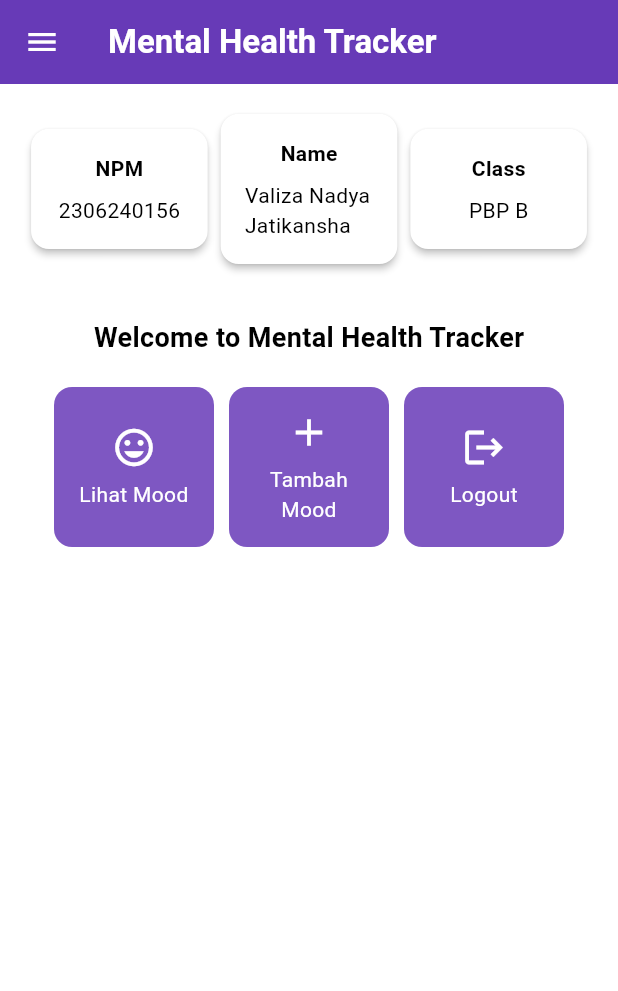
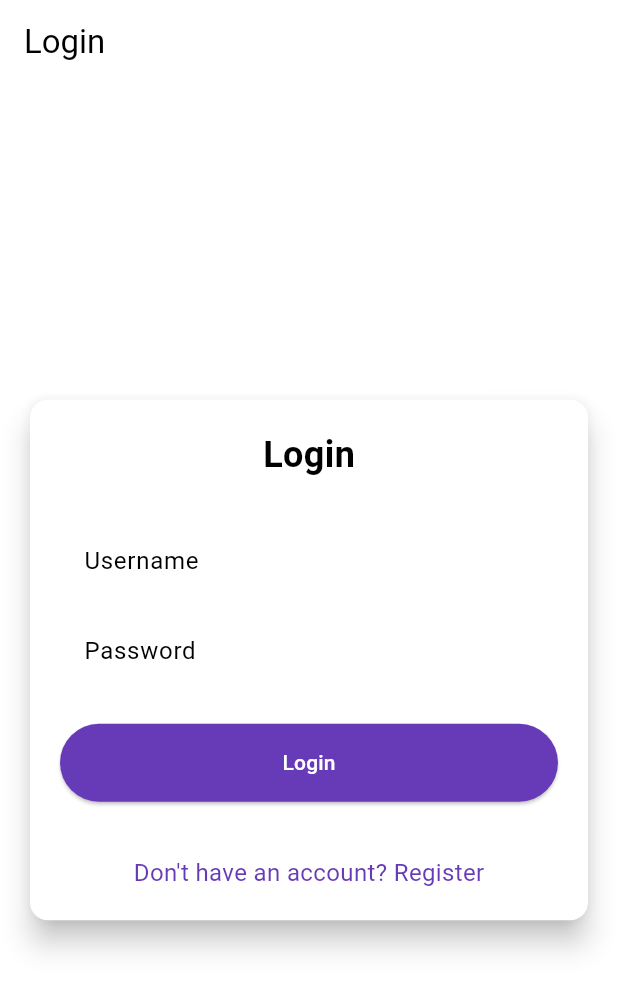
Before and after one commit to valizanady/mental-health-tracker-mobile, a Flutter app: the screen it shows after launch, on a phone screen of 412 x 824 dp. Shown: the top 991 px of the screen. Run offline on Flutter 3.47's test engine with Material 3 defaults, Android fonts, the phone set to English and light mode, and no system bars; missing offline and left inert: pbp_django_auth.

Commit message:
done tutorial 8

```diff
--- a/lib/main.dart
+++ b/lib/main.dart
@@ -1,5 +1,7 @@
 import 'package:flutter/material.dart';
-import 'package:mental_health_tracker/screens/menu.dart';
+import 'package:mental_health_tracker/screens/login.dart';
+import 'package:pbp_django_auth/pbp_django_auth.dart';
+import 'package:provider/provider.dart';
 
 void main() {
   runApp(const MyApp());
@@ -8,32 +10,23 @@ void main() {
 class MyApp extends StatelessWidget {
   const MyApp({super.key});
 
-  // This widget is the root of your application.
   @override
   Widget build(BuildContext context) {
-    return MaterialApp(
-      title: 'Flutter Demo',
-      theme: ThemeData(
-        // This is the theme of your application.
-        //
-        // TRY THIS: Try running your application with "flutter run". You'll see
-        // the application has a purple toolbar. Then, without quitting the app,
-        // try changing the seedColor in the colorScheme below to Colors.green
-        // and then invoke "hot reload" (save your changes or press the "hot
-        // reload" button in a Flutter-supported IDE, or press "r" if you used
-        // the command line to start the app).
-        //
-        // Notice that the counter didn't reset back to zero; the application
-        // state is not lost during the reload. To reset the state, use hot
-        // restart instead.
-        //
-        // This works for code too, not just values: Most code changes can be
-        // tested with just a hot reload.
-         colorScheme: ColorScheme.fromSwatch(
+    return Provider(
+      create: (_) {
+        CookieRequest request = CookieRequest();
+        return request;
+      },
+      child: MaterialApp(
+        title: 'Mental Health Tracker',
+        theme: ThemeData(
+          useMaterial3: true,
+          colorScheme: ColorScheme.fromSwatch(
             primarySwatch: Colors.deepPurple,
-      ).copyWith(secondary: Colors.deepPurple[400]),
+          ).copyWith(secondary: Colors.deepPurple[400]),
+        ),
+        home: const LoginPage(),
       ),
-      home: MyHomePage(),
     );
   }
 }
--- /dev/null
+++ b/lib/screens/login.dart
@@ -0,0 +1,181 @@
+import 'package:mental_health_tracker/screens/menu.dart';
+import 'package:flutter/material.dart';
+import 'package:pbp_django_auth/pbp_django_auth.dart';
+import 'package:provider/provider.dart';
+import 'package:mental_health_tracker/screens/register.dart';
+
+void main() {
+  runApp(const LoginApp());
+}
+
+class LoginApp extends StatelessWidget {
+  const LoginApp({super.key});
+
+  @override
+  Widget build(BuildContext context) {
+    return MaterialApp(
+      title: 'Login',
+      theme: ThemeData(
+        useMaterial3: true,
+        colorScheme: ColorScheme.fromSwatch(
+          primarySwatch: Colors.deepPurple,
+        ).copyWith(secondary: Colors.deepPurple[400]),
+      ),
+      home: const LoginPage(),
+    );
+  }
+}
+
+class LoginPage extends StatefulWidget {
+  const LoginPage({super.key});
+
+  @override
+  State<LoginPage> createState() => _LoginPageState();
+}
+
+class _LoginPageState extends State<LoginPage> {
+  final TextEditingController _usernameController = TextEditingController();
+  final TextEditingController _passwordController = TextEditingController();
+
+  @override
+  Widget build(BuildContext context) {
+    final request = context.watch<CookieRequest>();
+
+    return Scaffold(
+      appBar: AppBar(
+        title: const Text('Login'),
+      ),
+      body: Center(
+        child: SingleChildScrollView(
+          padding: const EdgeInsets.all(16.0),
+          child: Card(
+            elevation: 8,
+            shape: RoundedRectangleBorder(
+              borderRadius: BorderRadius.circular(12.0),
+            ),
+            child: Padding(
+              padding: const EdgeInsets.all(20.0),
+              child: Column(
+                mainAxisSize: MainAxisSize.min,
+                children: [
+                  const Text(
+                    'Login',
+                    style: TextStyle(
+                      fontSize: 24.0,
+                      fontWeight: FontWeight.bold,
+                    ),
+                  ),
+                  const SizedBox(height: 30.0),
+                  TextField(
+                    controller: _usernameController,
+                    decoration: const InputDecoration(
+                      labelText: 'Username',
+                      hintText: 'Enter your username',
+                      border: OutlineInputBorder(
+                        borderRadius: BorderRadius.all(Radius.circular(12.0)),
+                      ),
+                      contentPadding:
+                          EdgeInsets.symmetric(horizontal: 12.0, vertical: 8.0),
+                    ),
+                  ),
+                  const SizedBox(height: 12.0),
+                  TextField(
+                    controller: _passwordController,
+                    decoration: const InputDecoration(
+                      labelText: 'Password',
+                      hintText: 'Enter your password',
+                      border: OutlineInputBorder(
+                        borderRadius: BorderRadius.all(Radius.circular(12.0)),
+                      ),
+                      contentPadding:
+                          EdgeInsets.symmetric(horizontal: 12.0, vertical: 8.0),
+                    ),
+                    obscureText: true,
+                  ),
+                  const SizedBox(height: 24.0),
+                  ElevatedButton(
+                    onPressed: () async {
+                      String username = _usernameController.text;
+                      String password = _passwordController.text;
+
+                      // Cek kredensial
+                      // TODO: Ganti URL dan jangan lupa tambahkan trailing slash (/) di akhir URL!
+                      // Untuk menyambungkan Android emulator dengan Django pada localhost,
+                      // gunakan URL http://10.0.2.2/
+                      final response = await request
+                          .login("http://localhost:8000/auth/login/", {
+                        'username': username,
+                        'password': password,
+                      });
+
+                      if (request.loggedIn) {
+                        String message = response['message'];
+                        String uname = response['username'];
+                        if (context.mounted) {
+                          Navigator.pushReplacement(
+                            context,
+                            MaterialPageRoute(
+                                builder: (context) => MyHomePage()),
+                          );
+                          ScaffoldMessenger.of(context)
+                            ..hideCurrentSnackBar()
+                            ..showSnackBar(
+                              SnackBar(
+                                  content:
+                                      Text("$message Selamat datang, $uname.")),
+                            );
+                        }
+                      } else {
+                        if (context.mounted) {
+                          showDialog(
+                            context: context,
+                            builder: (context) => AlertDialog(
+                              title: const Text('Login Gagal'),
+                              content: Text(response['message']),
+                              actions: [
+                                TextButton(
+                                  child: const Text('OK'),
+                                  onPressed: () {
+                                    Navigator.pop(context);
+                                  },
+                                ),
+                              ],
+                            ),
+                          );
+                        }
+                      }
+                    },
+                    style: ElevatedButton.styleFrom(
+                      foregroundColor: Colors.white,
+                      minimumSize: const Size(double.infinity, 50),
+                      backgroundColor: Theme.of(context).colorScheme.primary,
+                      padding: const EdgeInsets.symmetric(vertical: 16.0),
+                    ),
+                    child: const Text('Login'),
+                  ),
+                  const SizedBox(height: 36.0),
+                  GestureDetector(
+                    onTap: () {
+                      Navigator.push(
+                        context,
+                        MaterialPageRoute(
+                            builder: (context) => const RegisterPage()),
+                      );
+                    },
+                    child: Text(
+                      'Don\'t have an account? Register',
+                      style: TextStyle(
+                        color: Theme.of(context).colorScheme.primary,
+                        fontSize: 16.0,
+                      ),
+                    ),
+                  ),
+                ],
+              ),
+            ),
+          ),
+        ),
+      ),
+    );
+  }
+}
--- a/pubspec.yaml
+++ b/pubspec.yaml
@@ -35,6 +35,9 @@ dependencies:
   # The following adds the Cupertino Icons font to your application.
   # Use with the CupertinoIcons class for iOS style icons.
   cupertino_icons: ^1.0.8
+  provider: ^6.1.2
+  pbp_django_auth: ^0.4.0
+  http: ^1.2.2
 
 dev_dependencies:
   flutter_test:
```
Also changed, not shown: lib/models/mood_entry.dart (added, +65 -0 lines), lib/screens/list_moodentry.dart (added, +90 -0 lines), lib/screens/moodentry_form.dart (+36 -32 lines), lib/screens/register.dart (added, +166 -0 lines), lib/widgets/left_drawer.dart (+13 -2 lines), lib/widgets/mood_card.dart (+44 -13 lines), pubspec.lock, 2 other files.
